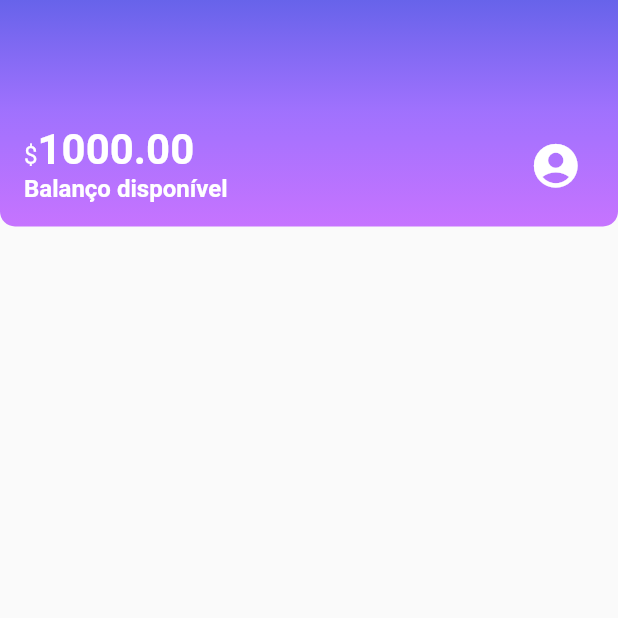
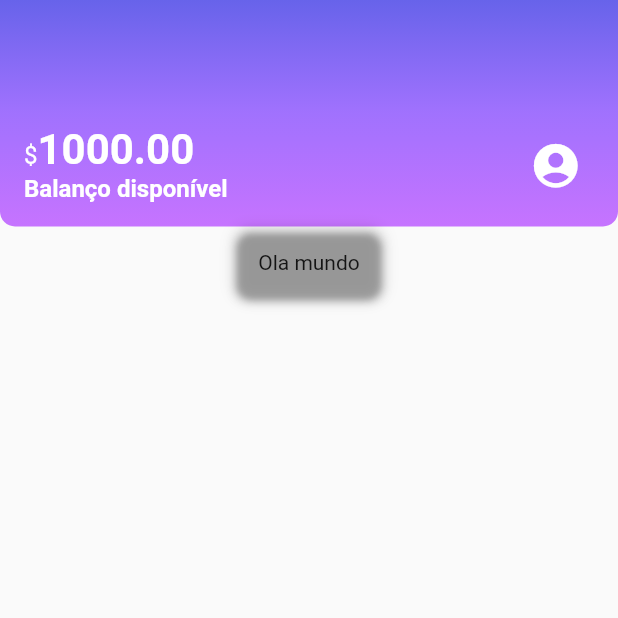
Before and after one commit to RafaellaBarbosa/alubank, a Flutter app: the screen it shows after launch, on a phone screen of 412 x 824 dp, the top half of it. Run offline on Flutter 3.47's test engine with Material 2 defaults, Android fonts, the phone set to English and light mode, and no system bars; Roboto replaces fonts that are missing (Raleway).

Commit message:
adicionar Boxcard

```diff
--- a/lib/components/sections/box_card.dart
+++ b/lib/components/sections/box_card.dart
@@ -1,12 +1,20 @@
 import 'package:flutter/material.dart';
 
-class MyWidget extends StatelessWidget {
+class BoxCard extends StatelessWidget {
   final Widget boxContent;
 
-  const MyWidget({super.key, required this.boxContent});
+  const BoxCard({super.key, required this.boxContent});
 
   @override
   Widget build(BuildContext context) {
-    return Container();
+    return Container(
+      padding: const EdgeInsets.all(16),
+      decoration: BoxDecoration(
+        borderRadius:  BorderRadius.circular(10),
+        boxShadow: kElevationToShadow[3],
+
+      ),
+      child: boxContent,
+    );
   }
 }
--- a/lib/screens/home.dart
+++ b/lib/screens/home.dart
@@ -1,4 +1,5 @@
-import 'package:alubank/components/header.dart';
+import 'package:alubank/components/sections/box_card.dart';
+import 'package:alubank/components/sections/header.dart';
 import 'package:flutter/material.dart';
 
 class Home extends StatelessWidget {
@@ -6,6 +7,14 @@ class Home extends StatelessWidget {
 
   @override
   Widget build(BuildContext context) {
-    return const Scaffold(body: Header());
+    return Scaffold(
+        body: Column(
+      children: const [
+        Header(),
+        BoxCard(
+          boxContent: Text("Ola mundo"),
+        )
+      ],
+    ));
   }
 }
```
Also changed, not shown: lib/components/sections/header.dart (renamed from lib/components/header.dart).
